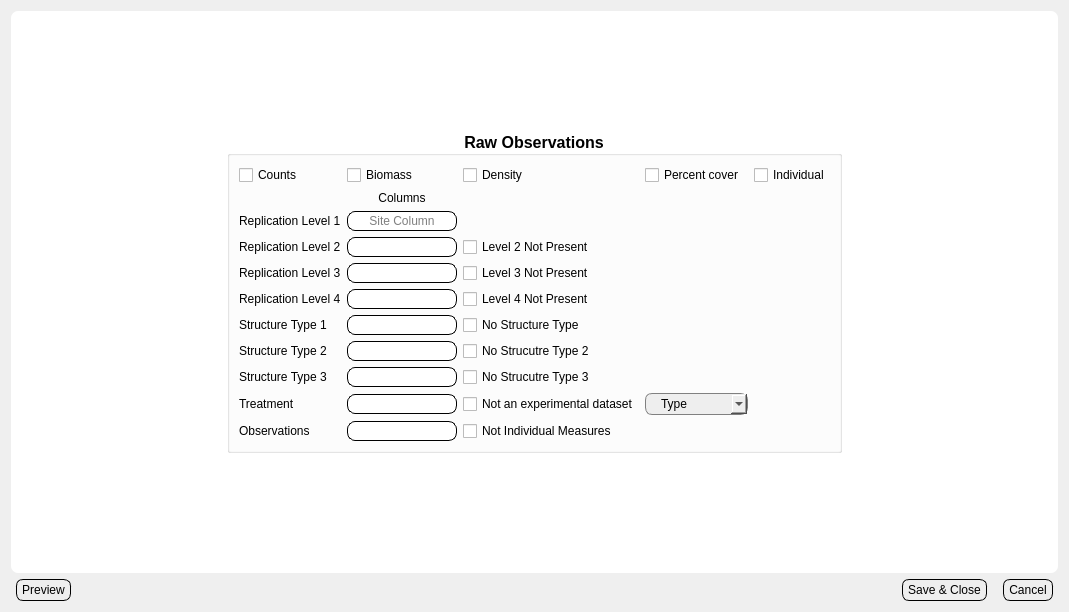
First picture: the form in Views/ui_dialog_obs.ui, repository bibsian/database-development, before the edit.
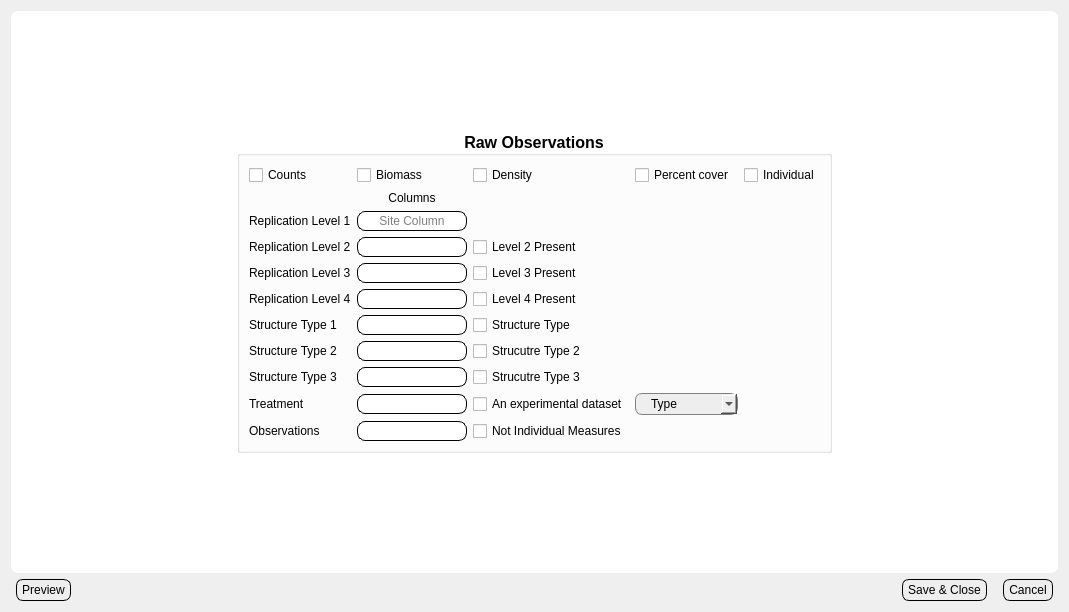
Second picture: the form after the edit.

The edit to the form file:
```diff
--- a/Views/ui_dialog_obs.ui
+++ b/Views/ui_dialog_obs.ui
@@ -212,7 +212,7 @@
                     <enum>Qt::TabFocus</enum>
                    </property>
                    <property name="text">
-                    <string>Level 3 Not Present</string>
+                    <string>Level 3 Present</string>
                    </property>
                   </widget>
                  </item>
@@ -305,7 +305,7 @@
                     <enum>Qt::TabFocus</enum>
                    </property>
                    <property name="text">
-                    <string>Level 4 Not Present</string>
+                    <string>Level 4 Present</string>
                    </property>
                   </widget>
                  </item>
@@ -346,7 +346,7 @@
                     <enum>Qt::TabFocus</enum>
                    </property>
                    <property name="text">
-                    <string>Level 2 Not Present</string>
+                    <string>Level 2 Present</string>
                    </property>
                   </widget>
                  </item>
@@ -411,7 +411,7 @@
                  <item row="10" column="2">
                   <widget class="QCheckBox" name="ckTreatment">
                    <property name="text">
-                    <string>Not an experimental dataset</string>
+                    <string>An experimental dataset</string>
                    </property>
                   </widget>
                  </item>
@@ -518,14 +518,14 @@
                  <item row="9" column="2">
                   <widget class="QCheckBox" name="ckStructure3">
                    <property name="text">
-                    <string>No Strucutre Type 3</string>
+                    <string>Strucutre Type 3</string>
                    </property>
                   </widget>
                  </item>
                  <item row="8" column="2">
                   <widget class="QCheckBox" name="ckStructure2">
                    <property name="text">
-                    <string>No Strucutre Type 2</string>
+                    <string>Strucutre Type 2</string>
                    </property>
                   </widget>
                  </item>
@@ -535,7 +535,7 @@
                     <enum>Qt::TabFocus</enum>
                    </property>
                    <property name="text">
-                    <string>No Structure Type </string>
+                    <string>Structure Type </string>
                    </property>
                   </widget>
                  </item>
```
